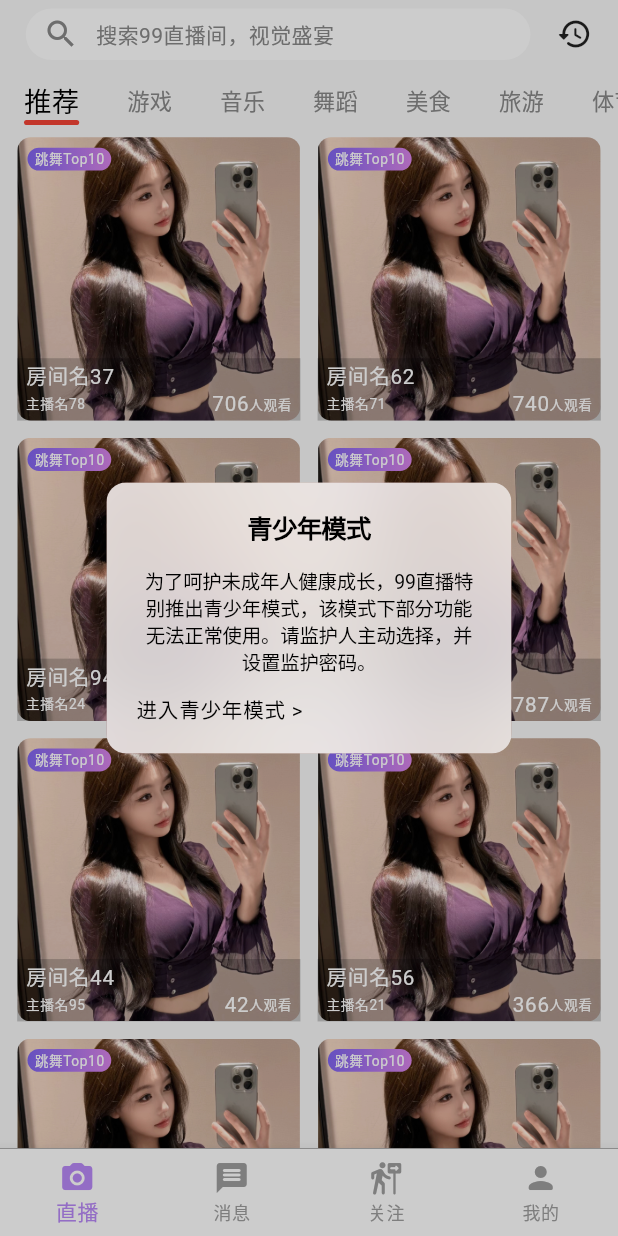
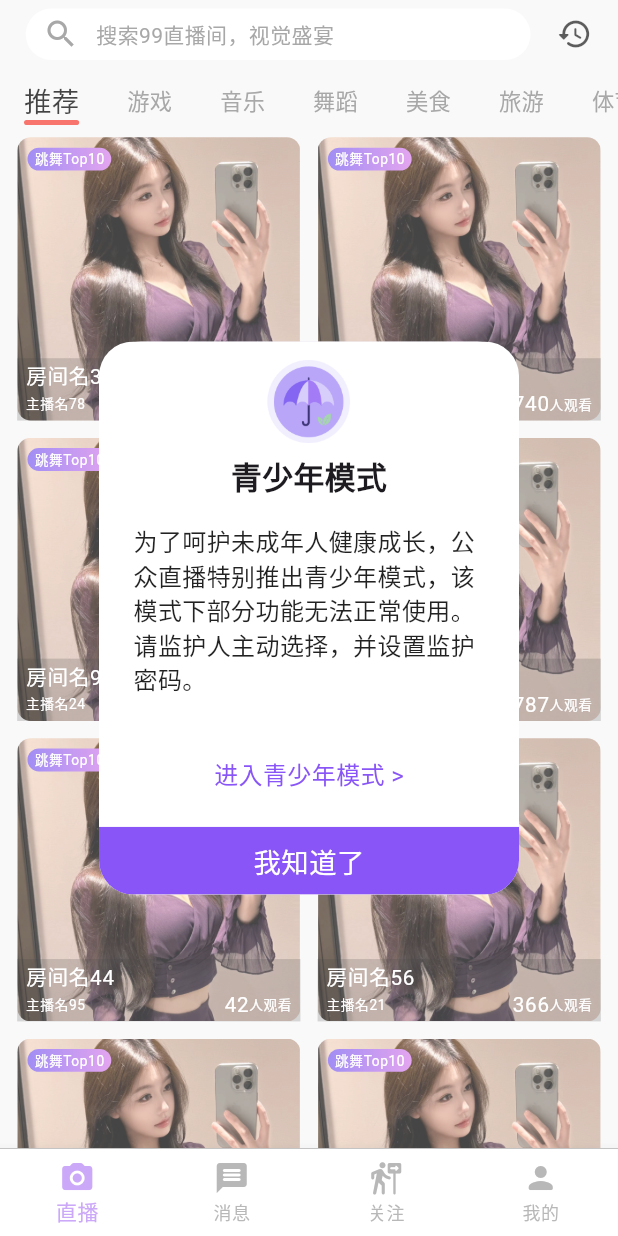
Before and after one commit to operatium/baixinglive, a Flutter app: the Baixing_HomeScene screen opened by its route, on a phone screen of 412 x 824 dp. Run offline on Flutter 3.47's test engine with Material 3 defaults, Android fonts, the light colour scheme and no system bars; drawn by our look-alikes of cached_network_image, easy_refresh; our stand-ins replace custom_refresh_indicator, flutter_screenutil, fluttertoast, go_router, permission_handler, shared_preferences and 2 more; missing offline and left inert: flutter_debouncer, flutter_vibrate, window_size; accounts and stored records are empty; network calls fail.

Commit message:
青少年模式

```diff
--- a/lib/scene/baixing_home_scene.dart
+++ b/lib/scene/baixing_home_scene.dart
@@ -85,9 +85,11 @@ class _Baixing_HomeSceneState extends State<Baixing_HomeScene> {
     var isHide = prefs.getBool("青少年模式") ?? false;
     var showTime = prefs.getInt("青少年模式时间") ?? 0;
     final t = DateTime.now().millisecondsSinceEpoch - showTime;
-    if (!isHide || t > 24 * 3600 * 1000 || true) {
-      showCupertinoDialog(
+    if (!isHide || t > 24 * 3600 * 1000) {
+      showDialog(
         context: context,
+        barrierDismissible: false,
+        barrierColor: Color(0x44ffffff), // 设置遮罩层颜色为透明
         builder: (BuildContext context) => _baixing_getTeenagersDialog(),
       );
       await prefs.setBool("青少年模式", true);
@@ -95,32 +97,74 @@ class _Baixing_HomeSceneState extends State<Baixing_HomeScene> {
     }
   }
 
-  CupertinoAlertDialog _baixing_getTeenagersDialog() {
-    return CupertinoAlertDialog(
-      title: Text("青少年模式"),
-      content: Column(
-        mainAxisAlignment: MainAxisAlignment.start,
-        crossAxisAlignment: CrossAxisAlignment.start,
+  Widget _baixing_getTeenagersDialog() {
+    return Dialog(
+      child: ClipRRect(
+        borderRadius: BorderRadius.circular(20.w),
+        child: Container(
+          width: 100.w,
+          color: Colors.white,
+          child: Column(
+            mainAxisSize: MainAxisSize.min,
             children: [
+              SizedBox(height: 10.w),
+              // 紫色雨伞图标
+              Image.asset(
+                'images/baixing_umbrella.png',
+                width: 50.w,
+                height: 50.w,
+              ),
+              SizedBox(height: 6.w),
+              // 标题
+              Text(
+                "青少年模式",
+                style: TextStyle(fontSize: 18.sp, fontWeight: FontWeight.bold),
+              ),
               Padding(
-            padding: EdgeInsets.symmetric(vertical: 10.h),
-            child: Align(
-              alignment: Alignment.topLeft,
+                padding: EdgeInsets.symmetric(horizontal: 20.w, vertical: 15.w),
                 child: Text(
-                "为了呵护未成年人健康成长，99直播特别推出青少年模式，该模式下部分功能无法正常使用。请监护人主动选择，并设置监护密码。",
+                  "为了呵护未成年人健康成长，公众直播特别推出青少年模式，该模式下部分功能无法正常使用。请监护人主动选择，并设置监护密码。",
+                  textAlign: TextAlign.start,
+                  style: TextStyle(fontSize: 14.sp, color: Colors.black87),
                 ),
-            )
               ),
-          GestureDetector(
+              // 进入青少年模式链接
+              Padding(
+                padding: EdgeInsets.only(top: 20.w, bottom: 20.w),
+                child: GestureDetector(
                   child: Text(
                     "进入青少年模式 >",
-              style: Theme.of(context).textTheme.labelMedium,
+                    style: TextStyle(fontSize: 14.sp, color: Color(0xff8955F7)),
                   ),
                   onTap: () {
                     Navigator.of(context).pop();
+                    // 这里可以添加进入青少年模式的逻辑
                   },
                 ),
+              ),
+              // 我知道了按钮
+              GestureDetector(
+                onTap: () {
+                  Navigator.of(context).pop();
+                },
+                child: Container(
+                  color: Color(0xff8955F7),
+                  width: double.infinity,
+                  height: 35.h,
+                  alignment: Alignment.center,
+                  child: Text(
+                    "我知道了",
+                    style: TextStyle(
+                      color: Colors.white,
+                      fontSize: 16.sp,
+                      fontWeight: FontWeight.w500,
+                    ),
+                  ),
+                ),
+              ),
             ],
+          ),
+        ),
       ),
     );
   }
```
Lines whose indentation alone changed are shown as unchanged.
